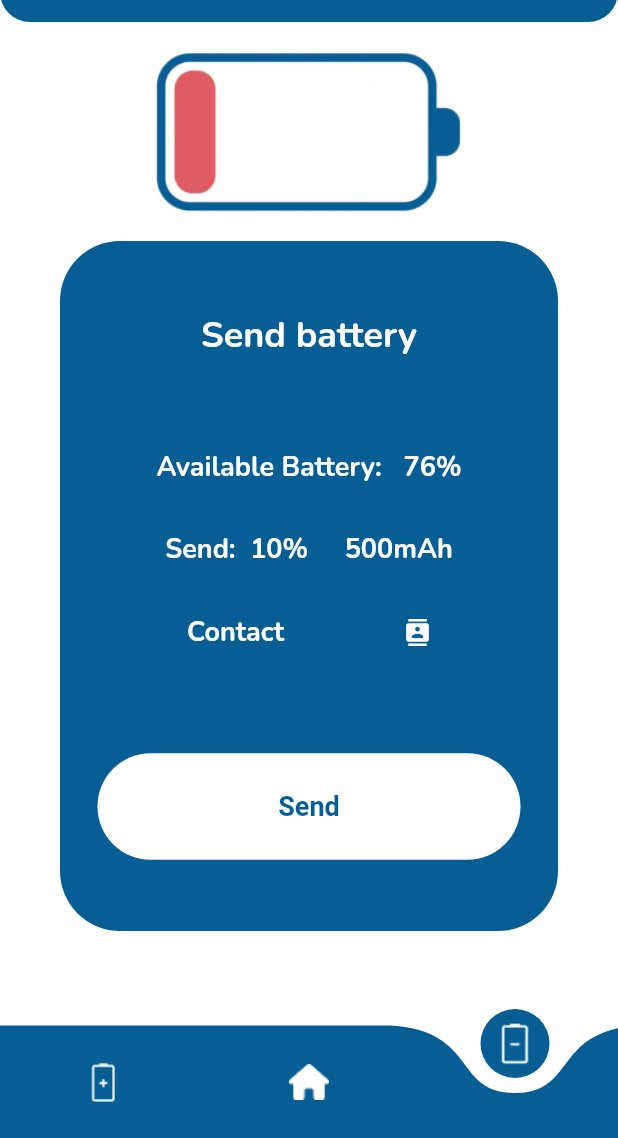
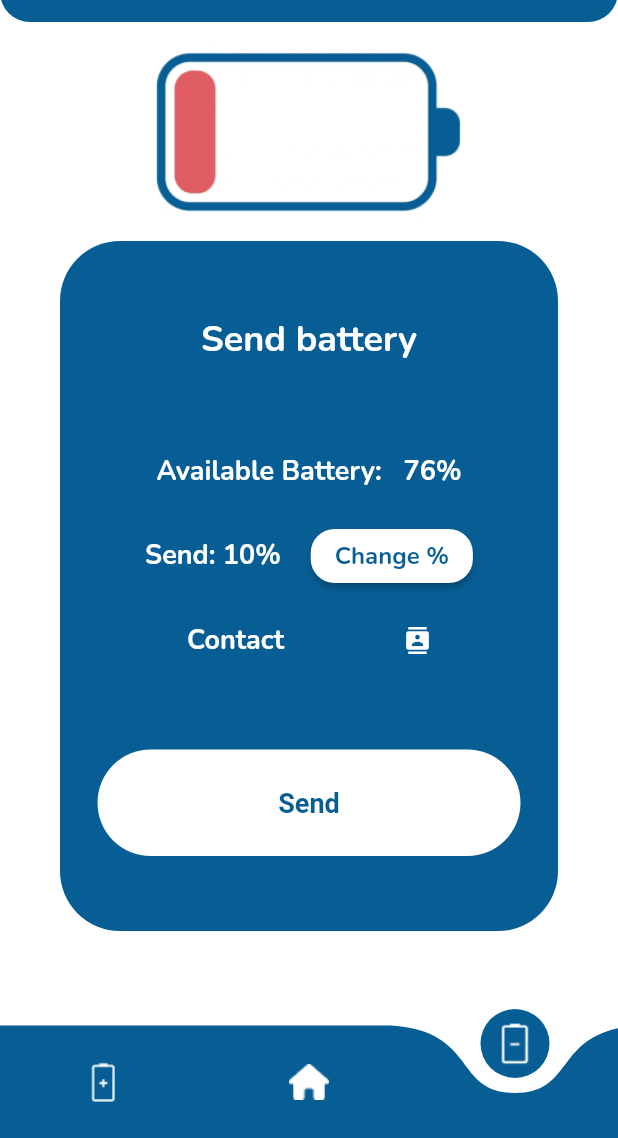
Before and after one commit to Abel-HL/IPO, a Flutter app: the SendBatteryPage screen opened directly, on a phone screen of 412 x 824 dp, the part 98-1236 px from its top. Run offline on Flutter 3.47's test engine with Material 2 defaults, Android fonts, the phone set to English and light mode, and no system bars; drawn by our look-alikes of curved_navigation_bar.

Commit message:
Adding change_% button in send and receive page

```diff
--- /dev/null
+++ b/lib/components/buttons/change_percentage_button.dart
@@ -0,0 +1,36 @@
+import 'package:flutter/material.dart';
+
+class CustomButton extends StatelessWidget {
+  final String text;
+  final VoidCallback onPressed;
+  final Color color;
+
+  const CustomButton({
+    Key? key,
+    required this.text,
+    required this.onPressed,
+    required this.color,
+  }) : super(key: key);
+
+  @override
+  Widget build(BuildContext context) {
+    return ElevatedButton(
+      onPressed: onPressed,
+      style: ElevatedButton.styleFrom(
+        backgroundColor: color,
+        shape: RoundedRectangleBorder(
+          borderRadius: BorderRadius.circular(16),
+        ),
+      ),
+      child: Text(
+        text,
+        style: const TextStyle(
+          color: Color(0xFF075E95),
+          fontSize: 16,
+          fontFamily: 'Nunito',
+          fontWeight: FontWeight.w700,
+        ),
+      ),
+    );
+  }
+}
--- a/lib/operations/battery_field.dart
+++ b/lib/operations/battery_field.dart
@@ -3,10 +3,12 @@ import 'package:flutter/material.dart';
 class BatteryField extends StatelessWidget {
   final int percentage;
   final int maxmAh = 5000;
+  final bool showPercentageLabel;
 
   const BatteryField({
     Key? key,
     required this.percentage,
+    this.showPercentageLabel = false,
   }) : super(key: key);
 
   int calculatemAhFromPercentage(int percentage) {
@@ -17,8 +19,15 @@ class BatteryField extends StatelessWidget {
   Widget build(BuildContext context) {
     final mAh = calculatemAhFromPercentage(percentage);
 
+    String text;
+    if (showPercentageLabel) {
+      text = 'Send: $percentage%';
+    } else {
+      text = 'Request: $percentage%     $mAh mAh';
+    }
+
     return Text(
-      'Request:  $percentage%     $mAh mAh',
+      text,
       style: const TextStyle(
         color: Colors.white,
         fontSize: 18,
@@ -33,7 +42,7 @@ class BatteryPopup extends StatefulWidget {
   final int initialValue;
   final ValueChanged<int> onChanged;
 
-  BatteryPopup({
+  const BatteryPopup({
     Key? key,
     required this.initialValue,
     required this.onChanged,
@@ -72,9 +81,9 @@ class BatteryPopupState extends State<BatteryPopup> {
             const SizedBox(height: 16),
             Slider(
               value: _batteryPercentage.toDouble(),
-              min: 0,
-              max: 100,
-              divisions: 10,
+              min: 5,
+              max: 20,
+              divisions: 5,
               onChanged: (double value) {
                 setState(() {
                   _batteryPercentage = value.toInt();
--- a/lib/pages/login_page.dart
+++ b/lib/pages/login_page.dart
@@ -1,5 +1,5 @@
 import 'package:flutter/material.dart';
-import 'package:trabajo_final/components/my_button.dart';
+import 'package:trabajo_final/components/buttons/my_button.dart';
 import 'package:trabajo_final/components/my_textfield.dart';
 
 
--- a/lib/pages/send_battery_page.dart
+++ b/lib/pages/send_battery_page.dart
@@ -1,27 +1,44 @@
 import 'package:flutter/material.dart';
-import 'package:trabajo_final/components/my_button.dart';
+import 'package:trabajo_final/components/buttons/my_button.dart';
+import 'package:trabajo_final/components/buttons/change_percentage_button.dart';
 import 'package:trabajo_final/components/my_textfield.dart';
 import 'dart:math';
 
 import 'package:curved_navigation_bar/curved_navigation_bar.dart';
 import 'package:trabajo_final/pages/login_page.dart';
+import '../operations/battery_field.dart';
 import 'home_page.dart';
 import 'receive_battery_page.dart';
 
-class SendBatteryPage extends StatelessWidget{
-  SendBatteryPage({Key? key}) : super(key: key);
+class SendBatteryPage extends StatefulWidget{
+  const SendBatteryPage({super.key});
 
+  @override
+  BatteryScreenState createState() => BatteryScreenState();
+}
 
-  // text editing controllers
-  final usernameController = TextEditingController();
-  final passwordController = TextEditingController();
+class BatteryScreenState extends State<SendBatteryPage> {
+  int _batteryPercentage = 10; // Valor inicial del porcentaje de batería
+  final int _maxmAh = 5000;
 
-  // SingIn user in method
-  void signUserIn(BuildContext context) {
-    // Aquí agregas la lógica para autenticar al usuario y manejar la navegación a la página de inicio ("home page")
-    Navigator.of(context).pushReplacement(
-      MaterialPageRoute(builder: (BuildContext context) => const HomePage()),
+  void _showBatteryPopup(BuildContext context) {
+    showDialog(
+      context: context,
+      builder: (BuildContext context) {
+        return BatteryPopup(
+          initialValue: _batteryPercentage,
+          onChanged: (value) {
+            setState(() {
+              _batteryPercentage = value;
+            });
+          },
+        );
+      },
     );
+  }
+
+  int calculatemAhFromPercentage(int percentage) {
+    return (percentage / 100 * _maxmAh).floor();
   }
 
 
@@ -176,20 +193,50 @@ class SendBatteryPage extends StatelessWidget{
                     ),
                   ),
 
-                  const SizedBox(height: 30),
+                  const SizedBox(height: 20),
 
-                  const Text(
-                    'Send:  10%     500mAh',
-                    style: TextStyle(
-                      color: Colors.white,
-                      fontSize: 18,
-                      fontFamily: 'Nunito',
-                      fontWeight: FontWeight.w700,
-                    ),
+  /*
+                  Column(
+                    mainAxisAlignment: MainAxisAlignment.center,
+                    children: [
+                      InkWell(
+                        onTap: () {
+                          _showBatteryPopup(context);
+                        },
+                        child: Column(
+                          children: [
+                            BatteryField(
+                              percentage: _batteryPercentage,
+                              showPercentageLabel: true,
+                            ),
+                          ],
+                        ),
+                      ),
+                    ],
                   ),
 
+  */
+
+
+                  Row(
+                    mainAxisAlignment: MainAxisAlignment.center,
+                    children: [
+                      BatteryField(percentage: _batteryPercentage, showPercentageLabel: true),
+                      const SizedBox(width: 20), // Espacio entre el texto y el botón
+                      CustomButton(
+                        text: 'Change %',
+                        onPressed: () {
+                          _showBatteryPopup(context);
+                        },
+                        color: Colors.white,
+                      ),
+                    ],
+                  ),
+
+
+
                   //forgot password??
-                  const SizedBox(height: 30),
+                  const SizedBox(height: 20),
 
                   Row(
                     mainAxisAlignment: MainAxisAlignment.center,
@@ -220,10 +267,10 @@ class SendBatteryPage extends StatelessWidget{
                     ],
                   ),
 
-                  const SizedBox(height: 68),
+                  const SizedBox(height: 60),
                   //sign in button
                   MyButton(
-                    onTap: () => signUserIn(context),
+                    onTap: () => const HomePage(),
                     text: 'Send',
                   ),
 
```
Also changed, not shown: lib/pages/receive_battery_page.dart (+26 -6 lines), lib/components/buttons/my_button.dart (renamed from lib/components/my_button.dart).
